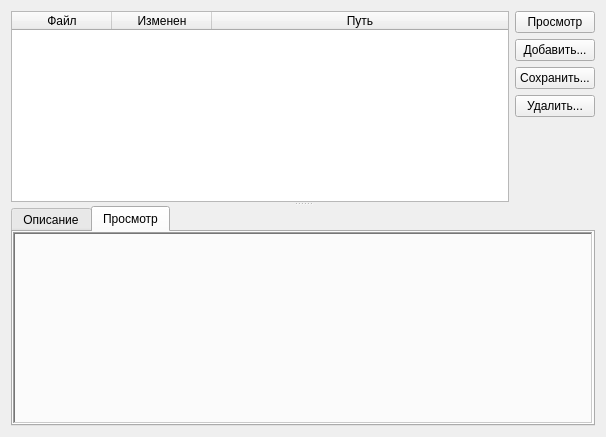
Above: client/filespage.ui from sshmakov/Traquera before the change. Below: the same form after it.
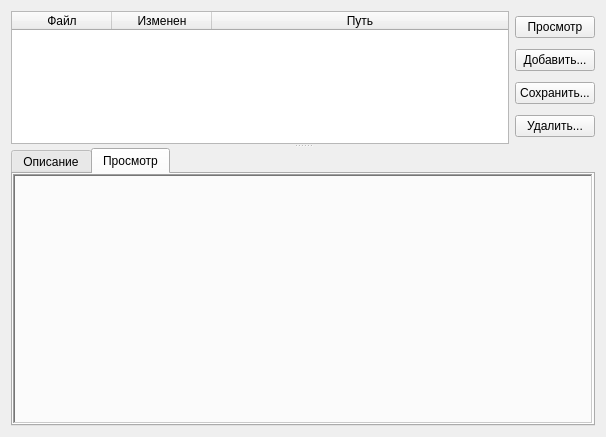
That is the form after the change. The open tabs and pages were chosen to show the change. Icons and pictures are not drawn.

What changed in the file:
```diff
--- a/client/filespage.ui
+++ b/client/filespage.ui
@@ -24,13 +24,16 @@
      </property>
      <widget class="QWidget" name="layoutWidget">
       <layout class="QHBoxLayout" name="hLay">
-       <property name="sizeConstraint">
-        <enum>QLayout::SetDefaultConstraint</enum>
-       </property>
        <item>
         <layout class="QVBoxLayout" name="layFiles">
          <item>
           <widget class="QTableWidget" name="filesTable">
+           <property name="sizePolicy">
+            <sizepolicy hsizetype="Expanding" vsizetype="Maximum">
+             <horstretch>0</horstretch>
+             <verstretch>0</verstretch>
+            </sizepolicy>
+           </property>
            <property name="baseSize">
             <size>
              <width>0</width>
@@ -116,24 +119,17 @@
            </property>
           </widget>
          </item>
-         <item>
-          <spacer name="verticalSpacer">
-           <property name="orientation">
-            <enum>Qt::Vertical</enum>
-           </property>
-           <property name="sizeHint" stdset="0">
-            <size>
-             <width>20</width>
-             <height>40</height>
-            </size>
-           </property>
-          </spacer>
-         </item>
         </layout>
        </item>
       </layout>
      </widget>
      <widget class="QTabWidget" name="tabWidget">
+      <property name="sizePolicy">
+       <sizepolicy hsizetype="Expanding" vsizetype="Expanding">
+        <horstretch>0</horstretch>
+        <verstretch>0</verstretch>
+       </sizepolicy>
+      </property>
       <property name="currentIndex">
        <number>1</number>
       </property>
@@ -164,12 +160,6 @@
         </property>
         <item>
          <widget class="QFrame" name="previewFrame">
-          <property name="sizePolicy">
-           <sizepolicy hsizetype="Preferred" vsizetype="MinimumExpanding">
-            <horstretch>0</horstretch>
-            <verstretch>1</verstretch>
-           </sizepolicy>
-          </property>
           <property name="frameShape">
            <enum>QFrame::WinPanel</enum>
           </property>
```
Left out of the diff: 37 changed lines with no effect on the pictures.
